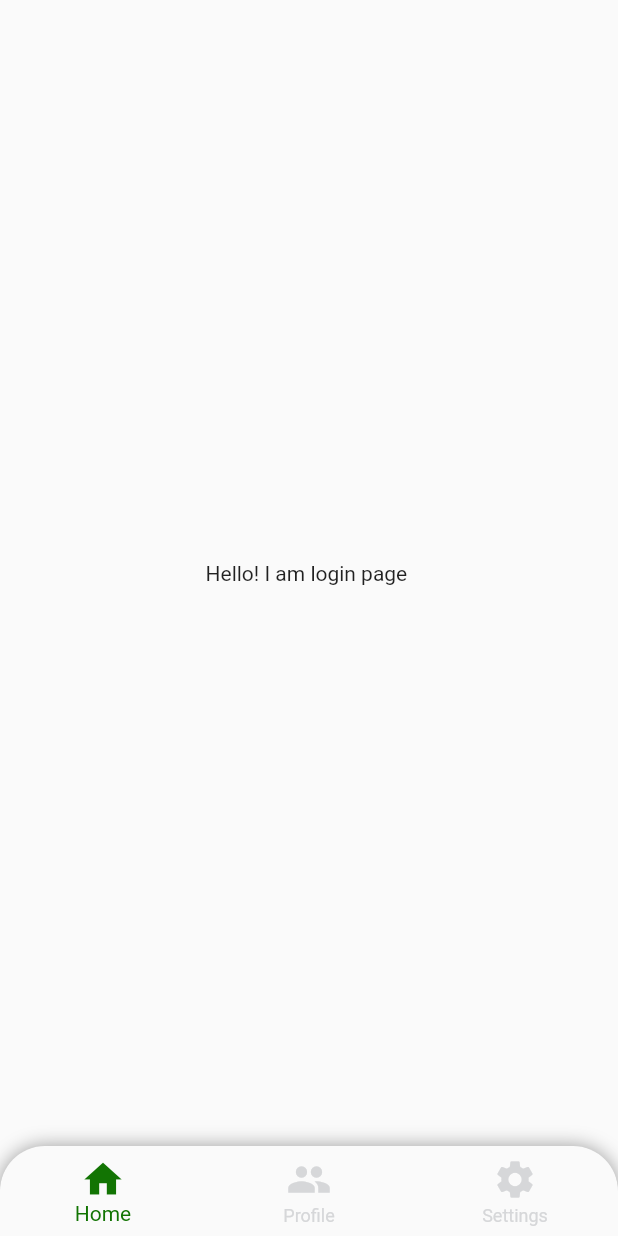
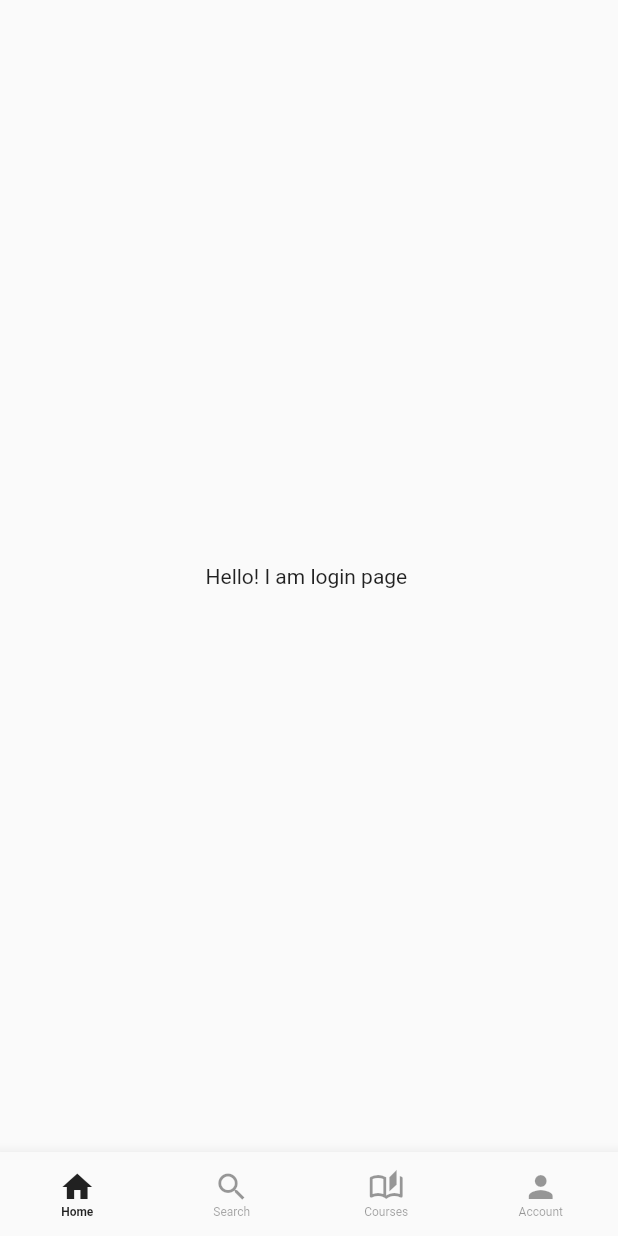
Before and after one commit to msohail097/persistent-bottom-navbar-, a Flutter app: the screen it shows after launch, on a phone screen of 412 x 824 dp. Run offline on Flutter 3.47's test engine with Material 2 defaults, Android fonts, the phone set to English and light mode, and no system bars; our stand-ins replace google_fonts.

Commit message:
new commit

```diff
--- a/lib/main.dart
+++ b/lib/main.dart
@@ -1,4 +1,5 @@
 import 'package:flutter/material.dart';
+import 'package:upwork/new%20navbar%20.dart';
 
 import 'loginpage.dart';
 import 'navbar.dart';
@@ -25,7 +26,7 @@ class MyApp extends StatelessWidget {
         // is not restarted.
         primarySwatch: Colors.blue,
       ),
-      home: Navbar(index: 0,),
+      home: AppHome(pageIndex: 0,),
     );
   }
 }
--- /dev/null
+++ b/lib/new navbar .dart
@@ -0,0 +1,240 @@
+import 'package:flutter/material.dart';
+import 'package:upwork/prodile.dart';
+import 'package:upwork/settings.dart';
+
+import 'loginpage.dart';
+// ignore: must_be_immutable
+class AppHome extends StatefulWidget {
+  int pageIndex;
+  AppHome({this.pageIndex = 0});
+
+  @override
+  _AppHomeState createState() => _AppHomeState();
+}
+
+class _AppHomeState extends State<AppHome> {
+  int selectedIndex = 0;
+  DateTime lastPressed;
+
+  final PageController pageController = PageController();
+
+  // final authenticatedScreens = [
+  //   HomePage(),
+  //   SearchPage(),
+  //   CoursesPage(),
+  //   ProfilePage(),
+  // ];
+  //
+  // final unAuthenticatedScreens = [
+  //   HomePage(),
+  //   SearchPage(),
+  //   CoursesPage(),
+  //   SignIn(),
+  // ];
+
+
+  @override
+  void initState() {
+    selectedIndex = widget.pageIndex;
+    WidgetsBinding.instance.addPostFrameCallback((_) {
+      if (pageController.hasClients) {
+        pageController.animateToPage(widget.pageIndex, duration: Duration(milliseconds: 1), curve: Curves.easeInOut);
+      }
+    });
+    super.initState();
+  }
+
+  @override
+  Widget build(BuildContext context) {
+
+    return WillPopScope(
+      onWillPop: () async {
+        final now = DateTime.now();
+        final maxDuration = Duration(seconds: 2);
+        final isWarning = lastPressed == null || now.difference(lastPressed) > maxDuration;
+
+        if (isWarning) {
+          lastPressed = DateTime.now();
+
+          final snackBar = SnackBar(
+            content: Text("Tap again to exit"),
+            duration: maxDuration,
+          );
+
+          ScaffoldMessenger.of(context)
+            ..removeCurrentSnackBar()
+            ..showSnackBar(snackBar);
+
+          return false;
+        } else {
+          return true;
+        }
+      },
+      child: StreamBuilder(
+          builder: (context, snapshot) {
+            if (!snapshot.hasData) {
+              if (snapshot.connectionState == ConnectionState.waiting) {
+                return Center(
+                  child: CircularProgressIndicator(
+                    backgroundColor: Theme.of(context).primaryColor,
+                    color: Colors.black,
+                  ),
+                );
+              }
+            }
+            final  user = snapshot.data;
+            return user == null
+                ? Container(
+              child: Scaffold(
+                bottomNavigationBar: buildUnAuthenticatedBottomNavigationBar(context),
+                // body: SafeArea(child: unAuthenticatedScreens[selectedIndex]),
+                body: SafeArea(
+                  child: PageView(
+                    controller: pageController,
+                    physics: NeverScrollableScrollPhysics(),
+                    children: <Widget>[
+                      Login(),
+                      Profile(),
+                      Settings(),
+
+                    ],
+                  ),
+                ),
+              ),
+            )
+                : Container(
+              child: Scaffold(
+                bottomNavigationBar: buildAuthenticatedBottomNavigationBar(context),
+                // body: SafeArea(child: authenticatedScreens[selectedIndex]),
+                body: SafeArea(
+                  child: PageView(
+                    controller: pageController,
+                    physics: NeverScrollableScrollPhysics(),
+                    children: <Widget>[
+                      Login(),
+                      Profile(),
+                      Settings(),
+
+                    ],
+                  ),
+                ),
+              ),
+            );
+          }),
+    );
+  }
+
+  BottomNavigationBar buildAuthenticatedBottomNavigationBar(BuildContext context) {
+    return BottomNavigationBar(
+      currentIndex: widget.pageIndex,
+      // onTap: (index) => setState(() => selectedIndex = index),
+      onTap: bottomNavBarTapped,
+      type: BottomNavigationBarType.fixed,
+      selectedLabelStyle: TextStyle(
+        fontSize: 8,
+        fontWeight: FontWeight.w600,
+        color: Theme.of(context).iconTheme.color,
+      ),
+      unselectedLabelStyle: TextStyle(
+        fontSize: 8,
+        fontWeight: FontWeight.w400,
+        color: Theme.of(context).iconTheme.color.withOpacity(0.4),
+      ),
+      showSelectedLabels: true,
+      showUnselectedLabels: true,
+      selectedItemColor: Theme.of(context).iconTheme.color,
+      unselectedItemColor: Theme.of(context).iconTheme.color.withOpacity(0.4),
+      items: [
+        BottomNavigationBarItem(
+          label: "Home",
+          icon: Icon(
+            Icons.home,
+          ),
+        ),
+        BottomNavigationBarItem(
+          label: "Search",
+          icon: Icon(
+            Icons.search,
+          ),
+        ),
+        BottomNavigationBarItem(
+          label: "Courses",
+          icon: Icon(
+            Icons.auto_stories_outlined,
+          ),
+          activeIcon: Icon(
+            Icons.auto_stories,
+          ),
+        ),
+        BottomNavigationBarItem(
+          label: "Account",
+          icon: Icon(
+            Icons.person,
+          ),
+        ),
+      ],
+    );
+  }
+
+  BottomNavigationBar buildUnAuthenticatedBottomNavigationBar(BuildContext context) {
+    return BottomNavigationBar(
+      currentIndex: widget.pageIndex,
+      // onTap: (index) => setState(() => selectedIndex = index),
+      onTap: bottomNavBarTapped,
+      type: BottomNavigationBarType.fixed,
+      selectedLabelStyle: TextStyle(
+        fontSize: 8,
+        fontWeight: FontWeight.w600,
+        color: Theme.of(context).iconTheme.color,
+      ),
+      unselectedLabelStyle: TextStyle(
+        fontSize: 8,
+        fontWeight: FontWeight.w400,
+        color: Theme.of(context).iconTheme.color.withOpacity(0.4),
+      ),
+      showSelectedLabels: true,
+      showUnselectedLabels: true,
+      selectedItemColor: Theme.of(context).iconTheme.color,
+      unselectedItemColor: Theme.of(context).iconTheme.color.withOpacity(0.4),
+      items: [
+        BottomNavigationBarItem(
+          label: "Home",
+          icon: Icon(
+            Icons.home,
+          ),
+        ),
+        BottomNavigationBarItem(
+          label: "Search",
+          icon: Icon(
+            Icons.search,
+          ),
+        ),
+        BottomNavigationBarItem(
+          label: "Courses",
+          icon: Icon(
+            Icons.auto_stories_outlined,
+          ),
+          activeIcon: Icon(
+            Icons.auto_stories,
+          ),
+        ),
+        BottomNavigationBarItem(
+          label: "Account",
+          icon: Icon(
+            Icons.person,
+          ),
+        ),
+      ],
+    );
+  }
+
+  void bottomNavBarTapped(int value) {
+    // widget.pageIndex = value;
+    // selectedIndex = widget.pageIndex as int;
+    setState(() {
+      widget.pageIndex = value;
+      selectedIndex = widget.pageIndex;
+      pageController.jumpToPage(widget.pageIndex);
+    });
+  }
+}
--- a/lib/settings.dart
+++ b/lib/settings.dart
@@ -1,5 +1,6 @@
 import 'package:flutter/material.dart';
 import 'package:upwork/navbar.dart';
+import 'package:upwork/new%20navbar%20.dart';
 import 'package:upwork/prodile.dart';
 
 import 'loginpage.dart';
@@ -23,7 +24,7 @@ class Settings extends StatelessWidget {
             Navigator.push(
                 context,
                 new MaterialPageRoute(
-                    builder: (BuildContext context) => Navbar(index: 1))
+                    builder: (BuildContext context) => AppHome(pageIndex: 1))
 
             );
           },
```
